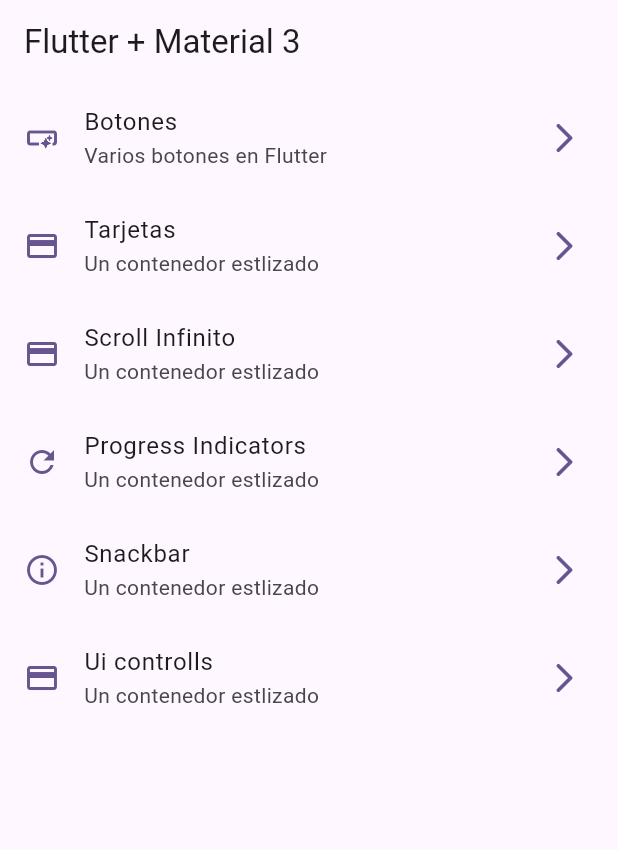
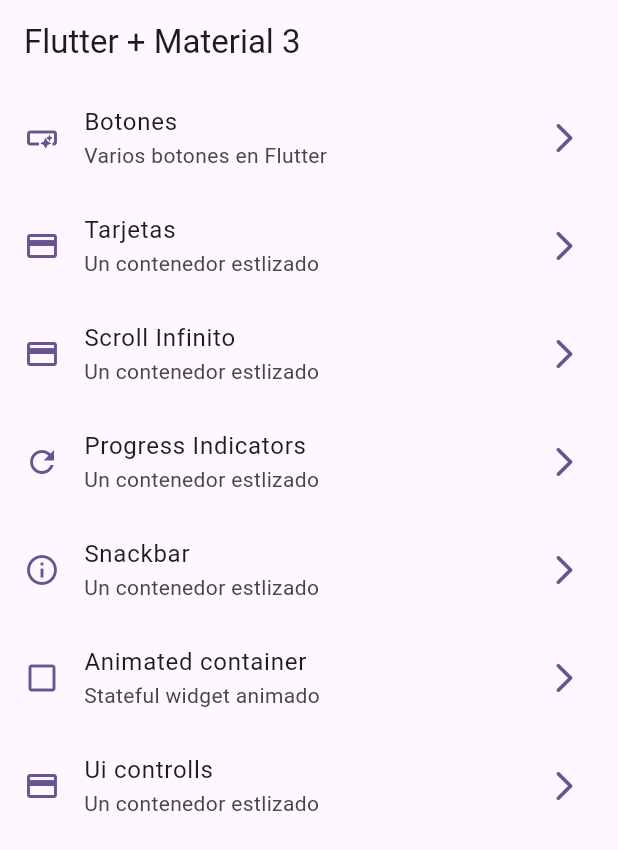
Before and after one commit to JorgeMunarriz/widgets_app, a Flutter app: the screen it shows after launch, on a phone screen of 412 x 824 dp. Shown: the top 850 px of the screen. Run offline on Flutter 3.47's test engine with Material 3 defaults, Android fonts, the phone set to English and light mode, and no system bars; our stand-ins replace go_router.

Commit message:
Animated container

```diff
--- a/lib/config/menu/menu_items.dart
+++ b/lib/config/menu/menu_items.dart
@@ -46,6 +46,12 @@ const appMenuItems = <MenuItem>[
     icon: Icons.info_outline,
   ),
   MenuItem(
+    title: 'Animated container',
+    subtitle: 'Stateful widget animado',
+    link: '/animated',
+    icon: Icons.check_box_outline_blank_outlined,
+  ),
+  MenuItem(
     title: 'Ui controlls',
     subtitle: 'Un contenedor estlizado',
     link: '/ui-controlls',
--- a/lib/config/router/app_router.dart
+++ b/lib/config/router/app_router.dart
@@ -36,6 +36,11 @@ final appRouter = GoRouter(
       builder: (context, state) => const SnackbarScreen(),
     ),
     GoRoute(
+      path: '/animated',
+      name: AnimatedScreens.name,
+      builder: (context, state) => const AnimatedScreens(),
+    ),
+    GoRoute(
       path: '/ui-controls',
       name: UiControlsScreen.name,
       builder: (context, state) => const UiControlsScreen(),
```
Also changed, not shown: lib/presentation/screens/animated/animated_screens.dart (+48 -2 lines).
